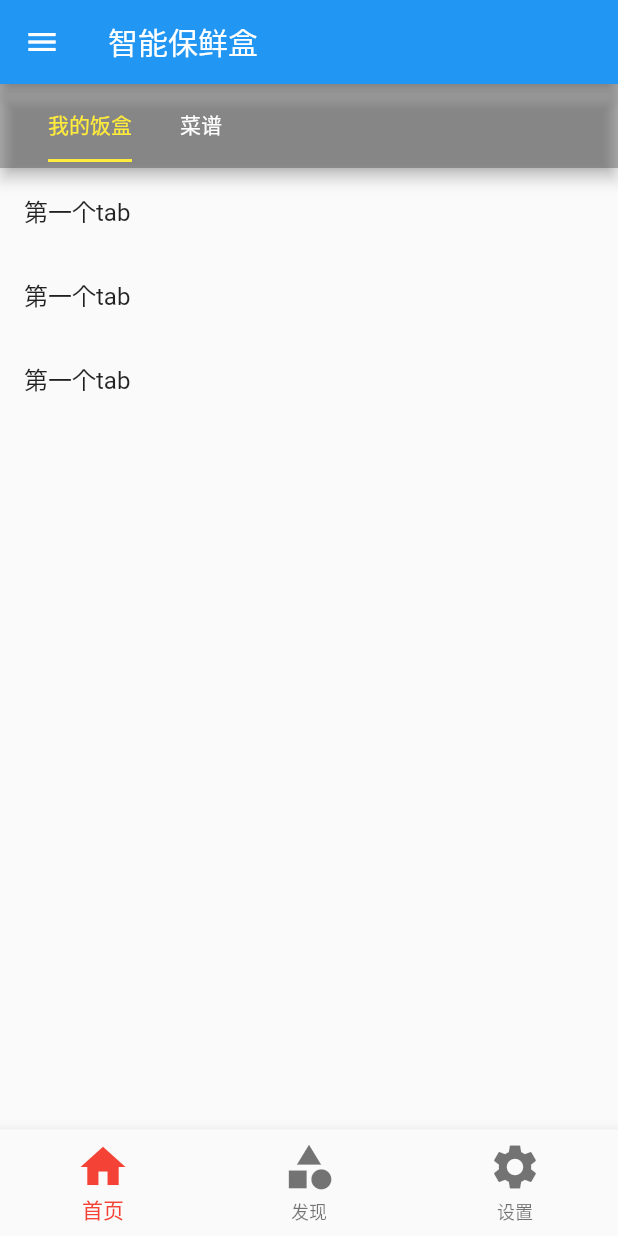
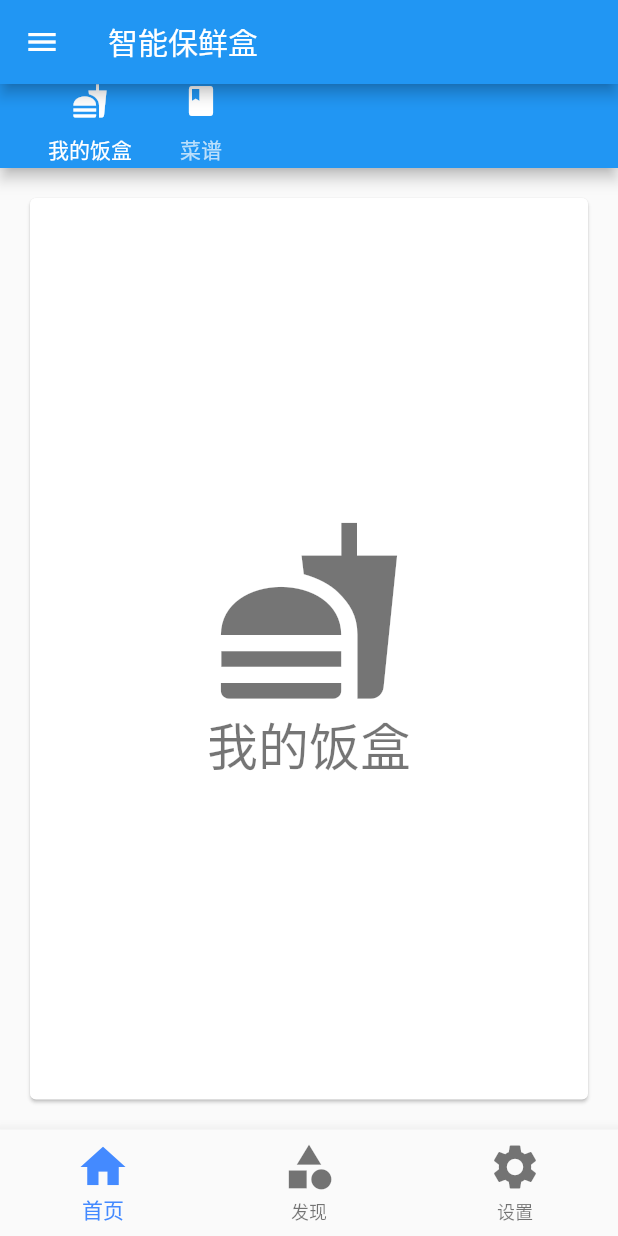
Before and after one commit to EarlyAnt/flutterApp, a Flutter app: the screen it shows after launch, on a phone screen of 412 x 824 dp. Run offline on Flutter 3.47's test engine with Material 2 defaults, Android fonts, the light colour scheme and no system bars.

Commit message:
1.调整了底部导航栏文字和图标的颜色。 2.顶部导航栏改为Scaffold中，TabBar的底色与AppBar融为一体了。

```diff
--- a/flutterapp/lib/pages/Tabs.dart
+++ b/flutterapp/lib/pages/Tabs.dart
@@ -37,7 +37,7 @@ class _TabsState extends State<Tabs> {
           });
         },
         iconSize: 36.0, //icon的大小
-        fixedColor: Colors.red, //选中的颜色
+        fixedColor: Colors.blueAccent, //选中的颜色
         type: BottomNavigationBarType.fixed, //配置底部tabs可以有多个按钮
         items: [
           BottomNavigationBarItem(
--- a/flutterapp/lib/pages/tabs/HomePage.dart
+++ b/flutterapp/lib/pages/tabs/HomePage.dart
@@ -1,55 +1,75 @@
 import 'package:flutter/material.dart';
 
-class HomePage extends StatefulWidget {
-  HomePage({Key key}) : super(key: key);
-
-  _HomePageState createState() => _HomePageState();
-}
-
-class _HomePageState extends State<HomePage> {
+class HomePage extends StatelessWidget {
   @override
   Widget build(BuildContext context) {
-    return DefaultTabController(
-      length: 2,
+    return MaterialApp(
+      debugShowCheckedModeBanner: false,
+      home: DefaultTabController(
+        length: choices.length,
         child: Scaffold(
           appBar: AppBar(
-          backgroundColor: Colors.black26,
             title: Row(
-            mainAxisAlignment: MainAxisAlignment.center,
+              mainAxisAlignment: MainAxisAlignment.spaceEvenly,
               children: <Widget>[
                 Expanded(
+                  flex: 1,
                   child: TabBar(
-                  isScrollable: true, //如果多个按钮的话可以滑动
-                  indicatorColor: Colors.yellow,
-                  labelColor: Colors.yellow,
-                  unselectedLabelColor: Colors.white,
-                  indicatorSize: TabBarIndicatorSize.label,
-
-                  tabs: <Widget>[
-                    Tab(text: "我的饭盒"),
-                    Tab(text: "菜谱"),
-                  ],
+                    isScrollable: true,
+                    tabs: choices.map((Choice choice) {
+                      return Tab(
+                        text: choice.title,
+                        icon: Icon(choice.icon),
+                      );
+                    }).toList(),
                   ),
-              )
+                ),
               ],
             ),
           ),
           body: TabBarView(
+            children: choices.map((Choice choice) {
+              return Padding(
+                padding: const EdgeInsets.all(16.0),
+                child: ChoiceCard(choice: choice),
+              );
+            }).toList(),
+          ),
+        ),
+      ),
+    );
+  }
+}
+
+class Choice {
+  const Choice({this.title, this.icon});
+
+  final String title;
+  final IconData icon;
+}
+
+const List<Choice> choices = const <Choice>[
+  const Choice(title: '我的饭盒', icon: Icons.fastfood),
+  const Choice(title: '菜谱', icon: Icons.book),
+];
+
+class ChoiceCard extends StatelessWidget {
+  const ChoiceCard({Key key, this.choice}) : super(key: key);
+
+  final Choice choice;
+
+  @override
+  Widget build(BuildContext context) {
+    final TextStyle textStyle = Theme.of(context).textTheme.headline4;
+    return Card(
+      color: Colors.white,
+      child: Center(
+        child: Column(
+          mainAxisSize: MainAxisSize.min,
+          crossAxisAlignment: CrossAxisAlignment.center,
           children: <Widget>[
-            ListView(
-              children: <Widget>[
-                ListTile(title: Text("第一个tab")),
-                ListTile(title: Text("第一个tab")),
-                ListTile(title: Text("第一个tab"))
-              ],
-            ),
-            ListView(
-              children: <Widget>[
-                ListTile(title: Text("第二个tab")),
-                ListTile(title: Text("第二个tab")),
-                ListTile(title: Text("第二个tab"))
-              ],
-            ),
+            Icon(choice.icon, size: 128.0, color: textStyle.color),
+            Text(choice.title, style: textStyle),
           ],
         ),
       ),
```
Lines whose indentation alone changed are shown as unchanged.
